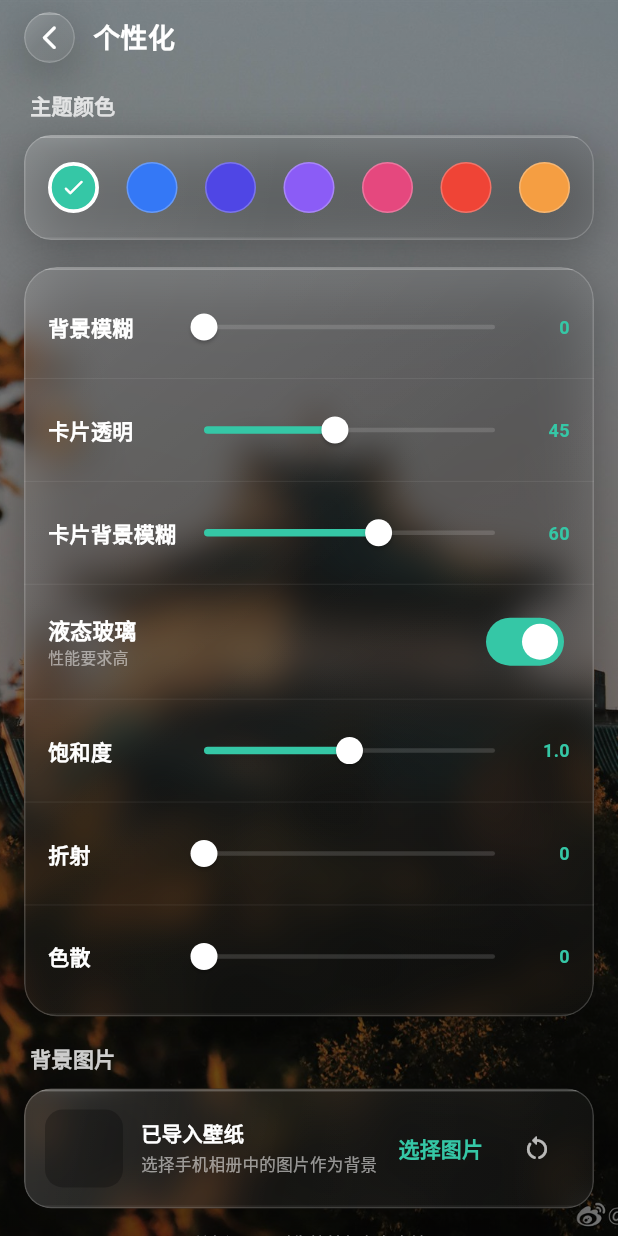
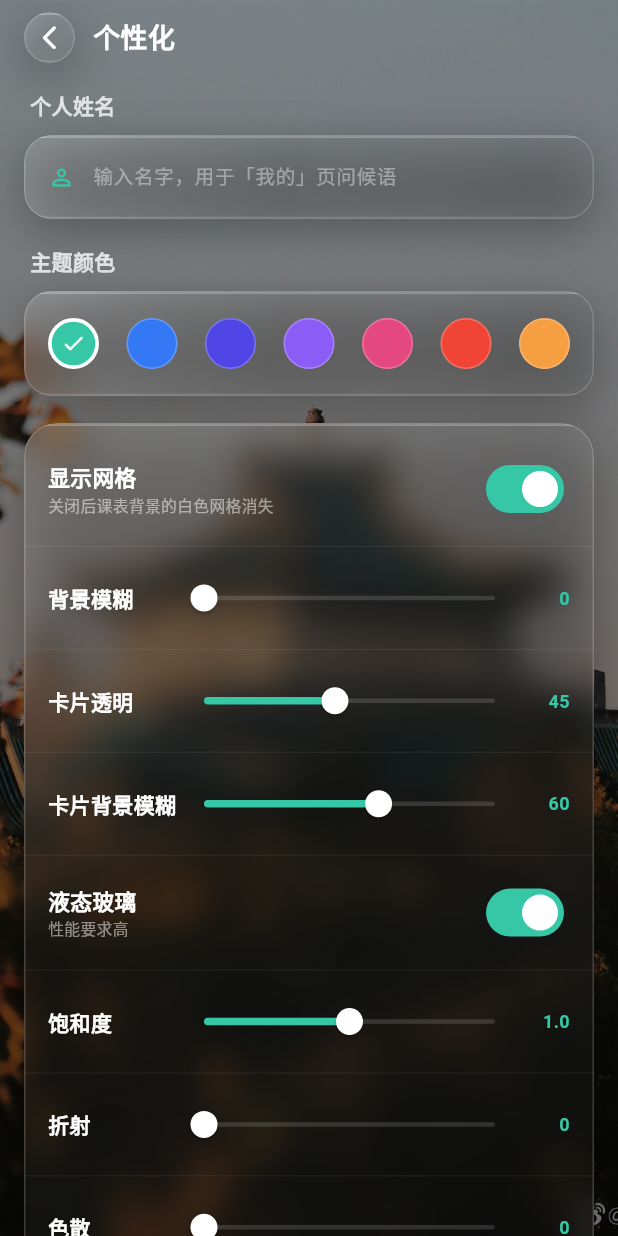
Before and after one commit to PriAssassin141/Schedule-For-WHU, a Flutter app: the screen it shows after launch, item 3 of the bottom bar chosen, after a tap on "个性化设置", on a phone screen of 412 x 824 dp. Run offline on Flutter 3.47's test engine with Material 3 defaults, Android fonts, the phone set to English and light mode, and no system bars; our stand-ins replace file_picker, sqflite, sqflite_common_ffi; missing offline and left inert: fast_gbk; accounts and stored records are empty.

Commit message:
feat: 显示网格开关、按时间问候与个人姓名、修复课程卡片文字截断
- 个性化新增「显示网格」开关：关闭后课表白色网格消失\n- 个性化新增「个人姓名」输入卡片；我的页按时间问候（清晨/早上/中午/下午/傍晚/晚上/深夜）并附简短提醒\n- 课程卡片：文字居中且可显示 9 行、地点 4 行、内边距收窄、非全周标记点移至右上角（不再挤占文字宽度）\n- 新增测试：问候时段划分、显示网格开关、姓名输入、网格显隐、我的页问候

```diff
--- a/lib/models/app_settings.dart
+++ b/lib/models/app_settings.dart
@@ -36,6 +36,12 @@ class AppSettings {
   /// 背景图片路径；null 表示使用内置渐变装潢。
   String? wallpaperPath;
 
+  /// 显示课表网格（关闭后课表背景的白色网格消失）。
+  bool showGrid;
+
+  /// 个人姓名（用于「我的」页问候语）。
+  String userName;
+
   AppSettings({
     this.startDate = '2026-09-07',
     this.themeColorIndex = 0,
@@ -49,6 +55,8 @@ class AppSettings {
     this.refraction = 0.0,
     this.dispersion = 0.0,
     this.wallpaperPath,
+    this.showGrid = true,
+    this.userName = '',
   });
 
   Map<String, Object?> toMap() => {
@@ -64,6 +72,8 @@ class AppSettings {
         'refraction': refraction,
         'dispersion': dispersion,
         'wallpaper_path': wallpaperPath,
+        'show_grid': showGrid ? 1 : 0,
+        'user_name': userName,
       };
 
   factory AppSettings.fromMap(Map<String, Object?> m) => AppSettings(
@@ -79,6 +89,8 @@ class AppSettings {
         refraction: (m['refraction'] as num?)?.toDouble() ?? 0.0,
         dispersion: (m['dispersion'] as num?)?.toDouble() ?? 0.0,
         wallpaperPath: m['wallpaper_path'] as String?,
+        showGrid: ((m['show_grid'] as int?) ?? 1) == 1,
+        userName: (m['user_name'] as String?) ?? '',
       );
 
   AppSettings copyWith({
@@ -95,6 +107,8 @@ class AppSettings {
     double? dispersion,
     String? wallpaperPath,
     bool clearWallpaper = false,
+    bool? showGrid,
+    String? userName,
   }) =>
       AppSettings(
         startDate: startDate ?? this.startDate,
@@ -111,5 +125,7 @@ class AppSettings {
         dispersion: dispersion ?? this.dispersion,
         wallpaperPath:
             clearWallpaper ? null : (wallpaperPath ?? this.wallpaperPath),
+        showGrid: showGrid ?? this.showGrid,
+        userName: userName ?? this.userName,
       );
 }
--- a/lib/screens/home_screen.dart
+++ b/lib/screens/home_screen.dart
@@ -504,17 +504,9 @@ class FullWeekSchedule extends StatelessWidget {
                       ),
                       for (var d = 1; d <= 7; d++)
                         Expanded(
-                          child: Container(
-                            margin: const EdgeInsets.symmetric(horizontal: 1.2, vertical: 1.4),
-                            decoration: BoxDecoration(
-                              color: Colors.white.withValues(alpha: 0.028),
-                              borderRadius: BorderRadius.circular(8),
-                              border: Border.all(
-                                color: Colors.white.withValues(alpha: 0.045),
-                                width: 0.5,
-                              ),
-                            ),
-                          ),
+                          child: settings.showGrid
+                              ? const GridCell()
+                              : const SizedBox.shrink(),
                         ),
                     ],
                   ),
@@ -585,48 +577,36 @@ class _MiniCourseCard extends StatelessWidget {
       radius: BorderRadius.circular(10),
       tintColor: color,
       tintAlphaOverride: 1.2,
-      padding: const EdgeInsets.fromLTRB(5, 5, 5, 4),
+      padding: const EdgeInsets.fromLTRB(3.5, 4, 3.5, 3),
       glowColor: color,
       onTap: onTap,
       onLongPress: onLongPress,
-      child: Column(
+      child: Stack(
+        children: [
+          Column(
             children: [
               // 课程名：整块居中，垂直居中于地点上方区域
               Expanded(
                 child: Center(
-              child: Row(
-                mainAxisSize: MainAxisSize.min,
-                crossAxisAlignment: CrossAxisAlignment.start,
-                children: [
-                  Flexible(
                   child: Text(
                     c.name,
-                      maxLines: 5,
+                    maxLines: 9,
                     overflow: TextOverflow.ellipsis,
                     textAlign: TextAlign.center,
                     style: const TextStyle(
                       color: Colors.white,
                       fontSize: 11,
                       fontWeight: FontWeight.w800,
-                        height: 1.2,
+                      height: 1.18,
                       shadows: [Shadow(color: Colors.black45, blurRadius: 3)],
                     ),
-                    ),
-                  ),
-                  if (partial)
-                    Padding(
-                      padding: const EdgeInsets.only(left: 1.5, top: 1.5),
-                      child: Icon(Icons.circle,
-                          size: 5, color: Colors.white.withValues(alpha: 0.9)),
-                    ),
-                ],
                   ),
                 ),
               ),
               if (c.location.isNotEmpty)
                 Text(
                   c.location,
-              maxLines: 2,
+                  maxLines: 4,
                   overflow: TextOverflow.ellipsis,
                   textAlign: TextAlign.center,
                   style: TextStyle(
@@ -636,6 +616,36 @@ class _MiniCourseCard extends StatelessWidget {
                   ),
                 ),
             ],
+          ),
+          // 非全周课程的标记点：置于右上角，不占用文字宽度
+          if (partial)
+            Positioned(
+              top: 0,
+              right: 0,
+              child: Icon(Icons.circle,
+                  size: 5, color: Colors.white.withValues(alpha: 0.9)),
+            ),
+        ],
+      ),
+    );
+  }
+}
+
+/// 课表格子（白色半透明网格；可在「个性化 → 显示网格」中关闭）。
+class GridCell extends StatelessWidget {
+  const GridCell({super.key});
+
+  @override
+  Widget build(BuildContext context) {
+    return Container(
+      margin: const EdgeInsets.symmetric(horizontal: 1.2, vertical: 1.4),
+      decoration: BoxDecoration(
+        color: Colors.white.withValues(alpha: 0.028),
+        borderRadius: BorderRadius.circular(8),
+        border: Border.all(
+          color: Colors.white.withValues(alpha: 0.045),
+          width: 0.5,
+        ),
       ),
     );
   }
--- a/lib/screens/mine_screen.dart
+++ b/lib/screens/mine_screen.dart
@@ -5,6 +5,7 @@ import 'package:provider/provider.dart';
 import 'package:class_manager/screens/personalization_screen.dart';
 import 'package:class_manager/state/app_state.dart';
 import 'package:class_manager/theme/palette.dart';
+import 'package:class_manager/utils/greeting.dart';
 import 'package:class_manager/utils/links.dart';
 import 'package:class_manager/widgets/glass.dart';
 
@@ -36,18 +37,37 @@ class MineScreen extends StatelessWidget {
 
   @override
   Widget build(BuildContext context) {
+    final settings = context.watch<AppState>().settings;
+    final greeting = greetingFor(DateTime.now());
     return SafeArea(
       child: ListView(
         padding: const EdgeInsets.fromLTRB(16, 10, 16, 110),
         children: [
-          Center(
-            child: Text('我的',
-                style: TextStyle(
-                    color: Colors.white,
-                    fontSize: 17,
-                    fontWeight: FontWeight.w800)),
+          // ---- 按时间问候 ----
+          Padding(
+            padding: const EdgeInsets.only(left: 2, top: 6),
+            child: Column(
+              crossAxisAlignment: CrossAxisAlignment.start,
+              children: [
+                Text(
+                  greeting.withName(settings.userName),
+                  style: const TextStyle(
+                      color: Colors.white,
+                      fontSize: 24,
+                      fontWeight: FontWeight.w800,
+                      height: 1.2),
+                ),
+                const SizedBox(height: 6),
+                Text(
+                  '✨ ${greeting.reminder}',
+                  style: TextStyle(
+                      color: Colors.white.withValues(alpha: 0.7),
+                      fontSize: 12.5),
+                ),
+              ],
+            ),
           ),
-          const SizedBox(height: 18),
+          const SizedBox(height: 22),
           // ---- 个性化 ----
           _SettingTile(
             icon: Icons.tune_rounded,
--- a/lib/screens/personalization_screen.dart
+++ b/lib/screens/personalization_screen.dart
@@ -40,6 +40,12 @@ class PersonalizationScreen extends StatelessWidget {
                       fontWeight: FontWeight.w800)),
             ],
           ),
+          const SizedBox(height: 18),
+
+          // ---- 个人姓名 ----
+          _SectionTitle('个人姓名'),
+          const SizedBox(height: 10),
+          _NameCard(state: state),
           const SizedBox(height: 18),
 
           // ---- 主题颜色 ----
@@ -86,6 +92,13 @@ class PersonalizationScreen extends StatelessWidget {
             tintAlphaOverride: 0.12,
             child: Column(
               children: [
+                GlassSwitchRow(
+                  title: '显示网格',
+                  subtitle: '关闭后课表背景的白色网格消失',
+                  value: settings.showGrid,
+                  onChanged: (v) =>
+                      state.updateSettings(settings.copyWith(showGrid: v)),
+                ),
                 GlassSliderRow(
                   title: '背景模糊',
                   value: settings.backgroundBlur,
@@ -93,6 +106,7 @@ class PersonalizationScreen extends StatelessWidget {
                   label: (v) => (v * 100).round().toString(),
                   onChanged: (v) =>
                       state.updateSettings(settings.copyWith(backgroundBlur: v)),
+                  showDivider: true,
                 ),
                 GlassSliderRow(
                   title: '卡片透明',
@@ -279,3 +293,60 @@ class _SectionTitle extends StatelessWidget {
     );
   }
 }
+
+/// 个人姓名输入卡片（用于「我的」页问候语）。
+class _NameCard extends StatefulWidget {
+  final AppState state;
+  const _NameCard({required this.state});
+
+  @override
+  State<_NameCard> createState() => _NameCardState();
+}
+
+class _NameCardState extends State<_NameCard> {
+  late final TextEditingController _ctl;
+
+  @override
+  void initState() {
+    super.initState();
+    _ctl = TextEditingController(text: widget.state.settings.userName);
+  }
+
+  @override
+  void dispose() {
+    _ctl.dispose();
+    super.dispose();
+  }
+
+  @override
+  Widget build(BuildContext context) {
+    final theme = themeColorOf(widget.state.settings);
+    return LiquidGlass(
+      radius: BorderRadius.circular(18),
+      tintAlphaOverride: 0.18,
+      padding: const EdgeInsets.symmetric(horizontal: 16, vertical: 4),
+      child: Row(
+        children: [
+          Icon(Icons.person_outline_rounded, size: 18, color: theme),
+          const SizedBox(width: 12),
+          Expanded(
+            child: TextField(
+              controller: _ctl,
+              style: const TextStyle(color: Colors.white, fontSize: 14.5),
+              cursorColor: Colors.white,
+              decoration: InputDecoration(
+                hintText: '输入名字，用于「我的」页问候语',
+                hintStyle: TextStyle(
+                    color: Colors.white.withValues(alpha: 0.4), fontSize: 13),
+                border: InputBorder.none,
+                contentPadding: const EdgeInsets.symmetric(vertical: 12),
+              ),
+              onChanged: (v) => widget.state
+                  .updateSettings(widget.state.settings.copyWith(userName: v)),
+            ),
+          ),
+        ],
+      ),
+    );
+  }
+}
--- /dev/null
+++ b/lib/utils/greeting.dart
@@ -0,0 +1,40 @@
+/// 问候语：按时间段生成问候与一句简短提醒（用于「我的」页）。
+class Greeting {
+  /// 时段名称，如「晚上好」。
+  final String hello;
+
+  /// 一句话提醒。
+  final String reminder;
+
+  const Greeting(this.hello, this.reminder);
+
+  /// 带上姓名的问候，如「晚上好，闫梓萱」。
+  String withName(String name) =>
+      name.trim().isEmpty ? hello : '$hello，${name.trim()}';
+}
+
+/// 时间段划分：
+/// 深夜 23:00–04:59 · 清晨 05:00–06:59 · 早上 07:00–10:59 ·
+/// 中午 11:00–12:59 · 下午 13:00–16:59 · 傍晚 17:00–18:59 · 晚上 19:00–22:59
+Greeting greetingFor(DateTime now) {
+  final h = now.hour;
+  if (h >= 23 || h < 5) {
+    return const Greeting('深夜好', '夜深了，早点休息吧');
+  }
+  if (h < 7) {
+    return const Greeting('清晨好', '新的一天开始了，慢慢来也没关系');
+  }
+  if (h < 11) {
+    return const Greeting('早上好', '别忘了吃早餐，今天也要元气满满');
+  }
+  if (h < 13) {
+    return const Greeting('中午好', '记得好好吃饭，午休一会儿');
+  }
+  if (h < 17) {
+    return const Greeting('下午好', '专注的同时，也要记得起身活动');
+  }
+  if (h < 19) {
+    return const Greeting('傍晚好', '晚课加油，别太累啦');
+  }
+  return const Greeting('晚上好', '今天也辛苦啦，记得早点休息');
+}
```
Also changed, not shown: 5 other files. Lines whose indentation alone changed are shown as unchanged.
